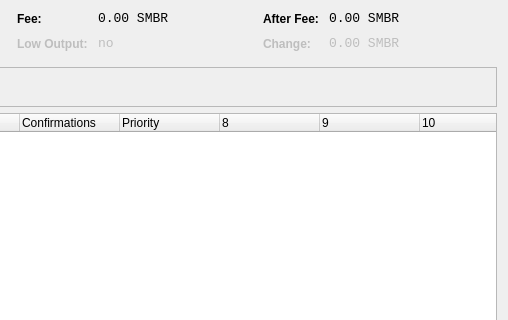
Old version of the form src/qt/forms/coincontroldialog.ui in the repository Infernoman/Sembros-Next; both pictures show x 492 to 1000 and y 0 to 320 of the 1000 by 500 pixel window.
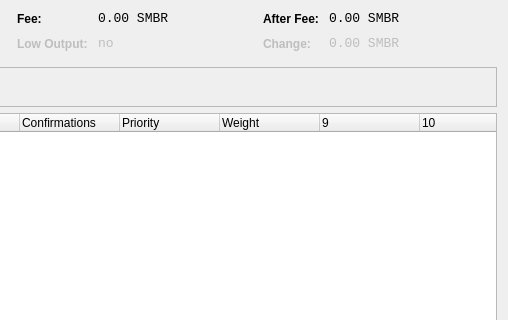
New version of the form. Custom widgets are drawn as their Qt base class.

Commit message:
Stake Weight Added to the Coin Control
Stake Weight Added to the Coin Control
Qt GUI: Subtransaction Index Removed from Copy Transaction ID
Qt GUI: Dead Lock/Unlock Code Removed from the Coin Control

Patch:
```diff
--- a/src/qt/forms/coincontroldialog.ui
+++ b/src/qt/forms/coincontroldialog.ui
@@ -497,6 +497,11 @@
        <string>Priority</string>
       </property>
      </column>
+     <column>
+      <property name="text">
+       <string>Weight</string>
+      </property>
+     </column>
      <column>
       <property name="text">
        <string/>
```
Left out of the diff: 5 changed lines with no effect on the pictures. The commit also changes 11 other files.
